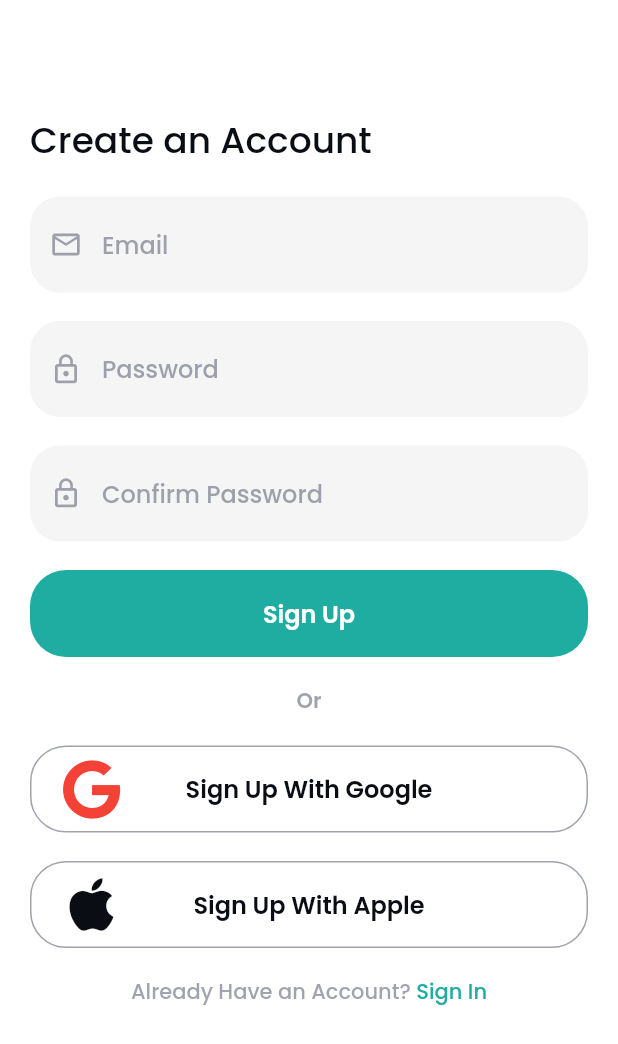
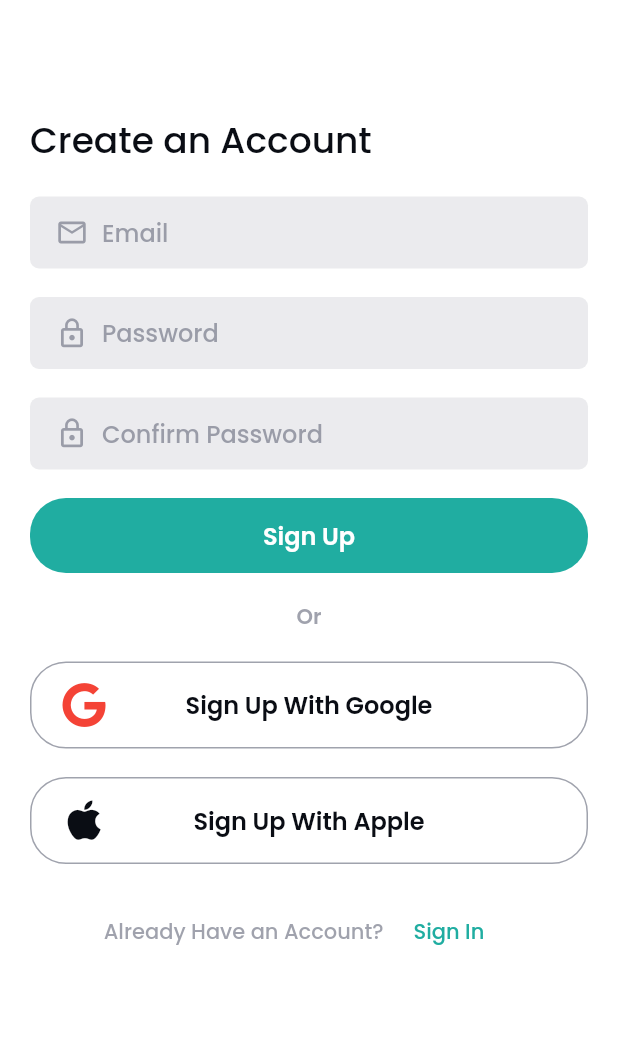
Before and after one commit to MarwanAl3dwan/ui_designs, a Flutter app: the RegisterScreen screen opened directly, on a phone screen of 412 x 824 dp. Shown: the top 1044 px of the screen. Run offline on Flutter 3.47's test engine with Material 2 defaults, Android fonts, the phone set to English and light mode, and no system bars; our stand-ins replace animate_do, font_awesome_flutter, lottie; project files that could hold a hidden picture were left out.

Commit message:
Adaptive Components: TextField, PrimaryButton, TextButton, ProgressIndicator.

```diff
--- a/lib/main.dart
+++ b/lib/main.dart
@@ -1,5 +1,5 @@
 import 'package:flutter/material.dart';
-import 'package:ui_design/modules/welcome/welcome_screen.dart';
+import 'package:ui_design/modules/register/register_screen.dart';
 
 import 'shared/styles/theme.dart';
 
@@ -17,7 +17,7 @@ class MyApp extends StatelessWidget {
       theme: lightTheme,
       darkTheme: darkTheme,
       themeMode: ThemeMode.light,
-      home: const WelcomeScreen(),
+      home: const RegisterScreen(),
     );
   }
 }
--- a/lib/modules/login/login_components/other_logins.dart
+++ b/lib/modules/login/login_components/other_logins.dart
@@ -2,6 +2,7 @@ import 'package:flutter/material.dart';
 import 'package:font_awesome_flutter/font_awesome_flutter.dart';
 
 import '../../../shared/components.dart';
+import '../../../shared/constants.dart';
 
 class OtherLogins extends StatelessWidget {
   const OtherLogins({Key? key}) : super(key: key);
@@ -12,14 +13,16 @@ class OtherLogins extends StatelessWidget {
       children: [
         SocialButton.icon(
           text: "Sign In With Google",
+          iconColor: Colors.red,
           icon: FontAwesomeIcons.google,
-          // iconColor: Colors.bla,
+          borderRadius: isIos ? 8 : 24,
           onPress: () {},
         ),
         const SizedBox(height: 19),
         SocialButton.icon(
           text: "Sign In With Apple",
           icon: FontAwesomeIcons.apple,
+          borderRadius: isIos ? 8 : 24,
           onPress: () {},
         ),
       ],
--- a/lib/modules/register/register_components/register_body.dart
+++ b/lib/modules/register/register_components/register_body.dart
@@ -2,6 +2,7 @@ import 'package:flutter/material.dart';
 import 'package:font_awesome_flutter/font_awesome_flutter.dart';
 
 import '../../../shared/components.dart';
+import '../../../shared/constants.dart';
 import '../../../shared/styles/colors.dart';
 import '../../login/login_screen.dart';
 import 'register_form.dart';
@@ -40,13 +41,14 @@ class RegisterBody extends StatelessWidget {
                 text: "Sign Up With Google",
                 icon: FontAwesomeIcons.google,
                 iconColor: Colors.red,
+                borderRadius: isIos ? 8 : 24,
                 onPress: () {},
               ),
               const SizedBox(height: 19),
               SocialButton.icon(
                 text: "Sign Up With Apple",
                 icon: FontAwesomeIcons.apple,
-                // iconColor: Colors.black,
+                borderRadius: isIos ? 8 : 24,
                 onPress: () {},
               ),
               const SizedBox(height: 19),
@@ -57,19 +59,21 @@ class RegisterBody extends StatelessWidget {
                     "Already Have an Account?",
                     style: Theme.of(context).textTheme.labelMedium,
                   ),
-                  CustomTextButton(
-                    onPress: () {
+                  AdaptiveTextButton(
+                    onPressed: () {
                       Navigator.pushAndRemoveUntil(
                           context,
                           MaterialPageRoute(
-                              builder: (_) => const LoginScreen()),
+                            builder: (_) => const LoginScreen(),
+                          ),
                           (route) => false);
                     },
-                    text: " Sign In",
-                    style: Theme.of(context)
+                    text: "Sign In",
+                    textStyle: Theme.of(context)
                         .textTheme
                         .labelMedium!
-                        .copyWith(color: kPrimaryLightColor),
+                        .copyWith(
+                            color: isIos ? Colors.blue : kPrimaryLightColor),
                   ),
                 ],
               ),
--- a/lib/modules/register/register_components/register_form.dart
+++ b/lib/modules/register/register_components/register_form.dart
@@ -43,7 +43,7 @@ class _RegisterFormState extends State<RegisterForm> {
       key: formKey,
       child: Column(
         children: [
-          DefaultFormField(
+          AdaptiveTextFormField(
             controller: emailController,
             hintText: "Email",
             prefixIcon: Icons.email_outlined,
@@ -52,7 +52,7 @@ class _RegisterFormState extends State<RegisterForm> {
             },
           ),
           const SizedBox(height: 19),
-          DefaultFormField(
+          AdaptiveTextFormField(
             controller: passwordController,
             hintText: "Password",
             prefixIcon: Icons.lock_outline,
@@ -62,7 +62,7 @@ class _RegisterFormState extends State<RegisterForm> {
             },
           ),
           const SizedBox(height: 19),
-          DefaultFormField(
+          AdaptiveTextFormField(
             controller: confirmPasswordController,
             hintText: "Confirm Password",
             prefixIcon: Icons.lock_outline,
--- a/lib/modules/welcome/welcome_screen.dart
+++ b/lib/modules/welcome/welcome_screen.dart
@@ -66,6 +66,11 @@ class WelcomeScreen extends StatelessWidget {
                           fontWeight: FontWeight.w300),
                     ),
                   ),
+                ),
+                const SizedBox(height: 30),
+                AdaptiveTextButton(
+                  text: "Button",
+                  onPressed: () {},
                 ),
                 const SizedBox(height: 30),
                 Expanded(
--- a/lib/shared/components.dart
+++ b/lib/shared/components.dart
@@ -1,14 +1,23 @@
 // ignore_for_file: must_be_immutable
+
+import 'package:flutter/cupertino.dart';
 import 'package:flutter/material.dart';
 import 'package:ui_design/shared/styles/colors.dart';
 
-class DefaultFormField extends StatelessWidget {
-  const DefaultFormField({
+import 'constants.dart';
+
+class AdaptiveTextFormField extends StatelessWidget {
+  const AdaptiveTextFormField({
     required this.hintText,
     required this.prefixIcon,
     required this.controller,
+    this.verticalPadding = 8,
+    this.leftPadding = 8,
     this.validator,
     this.submitField,
+    this.borderColor,
+    this.fillColor,
+    this.borderRadius = 6,
     this.obscureText = false,
     this.isLastField = false,
     Key? key,
@@ -18,24 +27,71 @@ class DefaultFormField extends StatelessWidget {
   final IconData prefixIcon;
   final bool obscureText;
   final bool isLastField;
+  final double verticalPadding;
+  final double leftPadding;
+  final Color? fillColor;
+  final Color? borderColor;
+  final double borderRadius;
   final TextEditingController controller;
   final FormFieldValidator<String>? validator;
   final ValueChanged<String>? submitField;
 
   @override
   Widget build(BuildContext context) {
+    final inputBorder = OutlineInputBorder(
+      borderSide: BorderSide(
+        color: borderColor ?? Colors.transparent,
+      ),
+      borderRadius: BorderRadius.circular(borderRadius),
+    );
+    if (isIos) {
+      return CupertinoTextField(
+        textInputAction:
+            isLastField ? TextInputAction.done : TextInputAction.next,
+        obscureText: obscureText,
+        maxLines: 1,
+        onSubmitted: submitField,
+        placeholder: hintText,
+        controller: controller,
+        prefix: Padding(
+          padding: EdgeInsets.only(left: leftPadding, right: 8),
+          child: Icon(prefixIcon, size: 22, color: kSecondaryLightTextColor),
+        ),
+        padding: EdgeInsets.symmetric(vertical: verticalPadding),
+        decoration: BoxDecoration(
+          borderRadius: BorderRadius.circular(borderRadius),
+          border: Border.all(color: kSecondaryLightTextColor.withOpacity(0.3)),
+          color: fillColor ?? Colors.transparent,
+        ),
+      );
+    } else {
       return TextFormField(
         controller: controller,
         cursorColor: kSecondaryLightTextColor,
         textInputAction:
             isLastField ? TextInputAction.done : TextInputAction.next,
         decoration: InputDecoration(
-        prefixIcon: Icon(
+          prefixIcon: Padding(
+            padding: EdgeInsets.only(left: leftPadding),
+            child: Icon(
               prefixIcon,
               color: kSecondaryLightTextColor,
               size: 22,
             ),
+          ),
+          contentPadding: EdgeInsets.only(
+            left: leftPadding,
+            top: verticalPadding,
+            bottom: verticalPadding,
+          ),
+          fillColor: fillColor ?? kSecondaryLightTextColor.withOpacity(0.15),
           hintText: hintText,
+          border: inputBorder,
+          enabledBorder: inputBorder,
+          focusedErrorBorder: inputBorder,
+          disabledBorder: inputBorder,
+          errorBorder: inputBorder,
+          focusedBorder: inputBorder,
         ),
         obscureText: obscureText,
         style: Theme.of(context).textTheme.titleMedium!.copyWith(
@@ -46,30 +102,42 @@ class DefaultFormField extends StatelessWidget {
       );
     }
   }
+}
 
 class PrimaryButton extends StatelessWidget {
   const PrimaryButton({
     required this.text,
     required this.onPress,
     this.width = double.infinity,
-    this.height = 58,
+    this.height = 50,
+    this.radius,
     Key? key,
   }) : super(key: key);
 
   final String text;
-  final Function onPress;
+  final VoidCallback? onPress;
   final double width;
   final double height;
-
-  final borderRadius = const BorderRadius.all(Radius.circular(24));
+  final double? radius;
 
   @override
   Widget build(BuildContext context) {
+    final BorderRadius borderRadius =
+        BorderRadius.all(Radius.circular(radius ?? 24));
+    if (isIos) {
+      return SizedBox(
+        height: height,
+        child: CupertinoButton.filled(
+          minSize: width,
+          alignment: Alignment.center,
+          onPressed: onPress,
+          child: Text(text),
+        ),
+      );
+    } else {
       return InkWell(
         borderRadius: borderRadius,
-      onTap: () {
-        onPress();
-      },
+        onTap: onPress,
         child: Container(
           alignment: AlignmentDirectional.center,
           width: width,
@@ -90,10 +158,11 @@ class PrimaryButton extends StatelessWidget {
       );
     }
   }
+}
 
 class SocialButton extends StatelessWidget {
   final String text;
-  final Function onPress;
+  final GestureTapCallback? onPress;
   IconData? icon;
   String? image;
   Color? iconColor;
@@ -112,10 +181,10 @@ class SocialButton extends StatelessWidget {
     required this.icon,
     this.iconColor,
     this.backgroundColor = Colors.transparent,
-    this.size = 40,
+    this.size = 30,
     this.width = double.infinity,
     this.height = 58,
-    this.borderRadius = 24,
+    this.borderRadius = 8,
     this.borderThikness = 1,
     this.borderColor = kSecondaryLightTextColor,
     this.textStyle,
@@ -132,7 +201,7 @@ class SocialButton extends StatelessWidget {
     this.width = double.infinity,
     this.height = 58,
     this.size = 40,
-    this.borderRadius = 24,
+    this.borderRadius = 8,
     this.borderThikness = 1,
     this.textStyle,
   }) : super(key: key);
@@ -145,9 +214,7 @@ class SocialButton extends StatelessWidget {
     return InkWell(
       borderRadius: border,
       splashColor: Colors.grey,
-      onTap: () {
-        onPress();
-      },
+      onTap: onPress,
       child: Container(
         width: width,
         height: height,
@@ -195,32 +262,48 @@ class SocialButton extends StatelessWidget {
   }
 }
 
-class CustomTextButton extends StatelessWidget {
-  const CustomTextButton({
+class AdaptiveProgressIndicator extends StatelessWidget {
+  const AdaptiveProgressIndicator({
     Key? key,
-    required this.onPress,
-    required this.text,
-    this.isUpperCase = false,
-    this.textColor,
-    this.style,
+    this.iosIndicatorSize,
+    this.color,
   }) : super(key: key);
 
-  final Function onPress;
-  final String text;
-  final bool isUpperCase;
-  final Color? textColor;
-  final TextStyle? style;
+  final double? iosIndicatorSize;
+  final Color? color;
 
   @override
   Widget build(BuildContext context) {
-    return GestureDetector(
-      onTap: () => onPress(),
+    if (isIos) {
+      return CupertinoActivityIndicator(
+          radius: iosIndicatorSize ?? 10, color: color);
+    } else {
+      return CircularProgressIndicator(color: color);
+    }
+  }
+}
+
+class AdaptiveTextButton extends StatelessWidget {
+  const AdaptiveTextButton({
+    Key? key,
+    required this.text,
+    required this.onPressed,
+    this.textStyle,
+    this.isUpperCase = false,
+  }) : super(key: key);
+
+  final String text;
+  final TextStyle? textStyle;
+  final VoidCallback? onPressed;
+  final bool isUpperCase;
+
+  @override
+  Widget build(BuildContext context) {
+    return CupertinoButton(
+      onPressed: onPressed,
       child: Text(
         isUpperCase ? text.toUpperCase() : text,
-        style: style ??
-            Theme.of(context).textTheme.subtitle2!.copyWith(
-                  color: Theme.of(context).canvasColor,
-                ),
+        style: textStyle,
       ),
     );
   }
--- a/lib/shared/constants.dart
+++ b/lib/shared/constants.dart
@@ -1,3 +1,5 @@
+import 'dart:io';
+
 bool isEmail({required String value}) {
   String email = value.trim();
   return email.endsWith("@gmail.com") ||
@@ -41,3 +43,6 @@ String? confirmPasswordValidator({
     return null;
   }
 }
+
+final bool isIos = Platform.operatingSystem == 'ios';
+// final bool isIos = true;
```
Also changed, not shown: lib/modules/login/login_components/login_body.dart (+10 -7 lines), lib/modules/login/login_components/login_form.dart (+10 -7 lines). Lines whose indentation alone changed are shown as unchanged.
